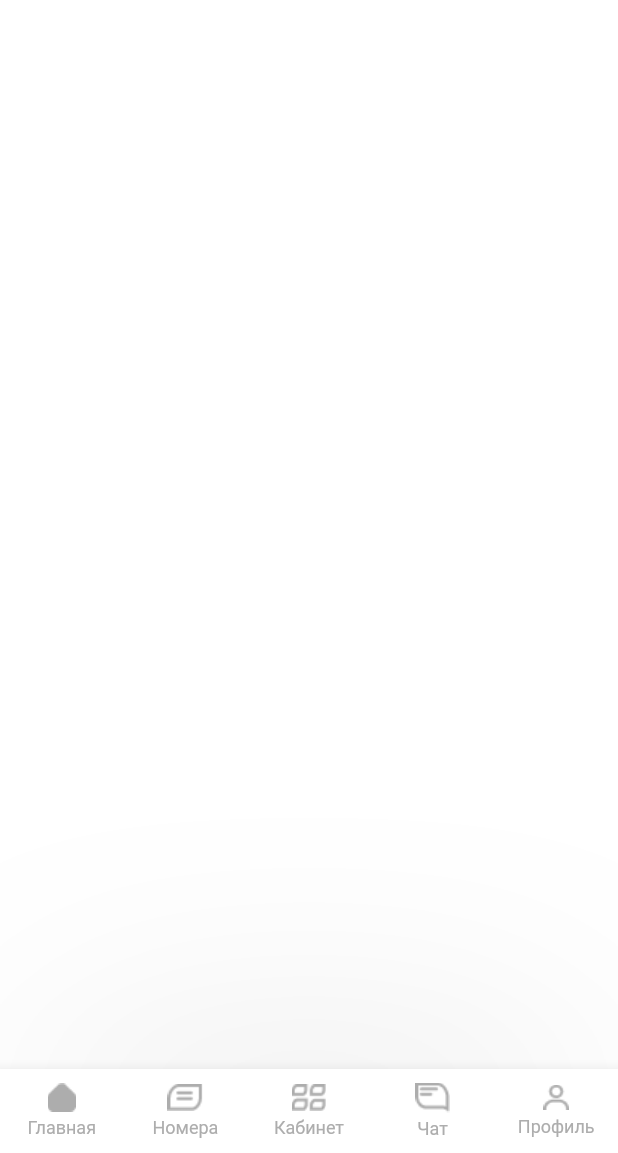
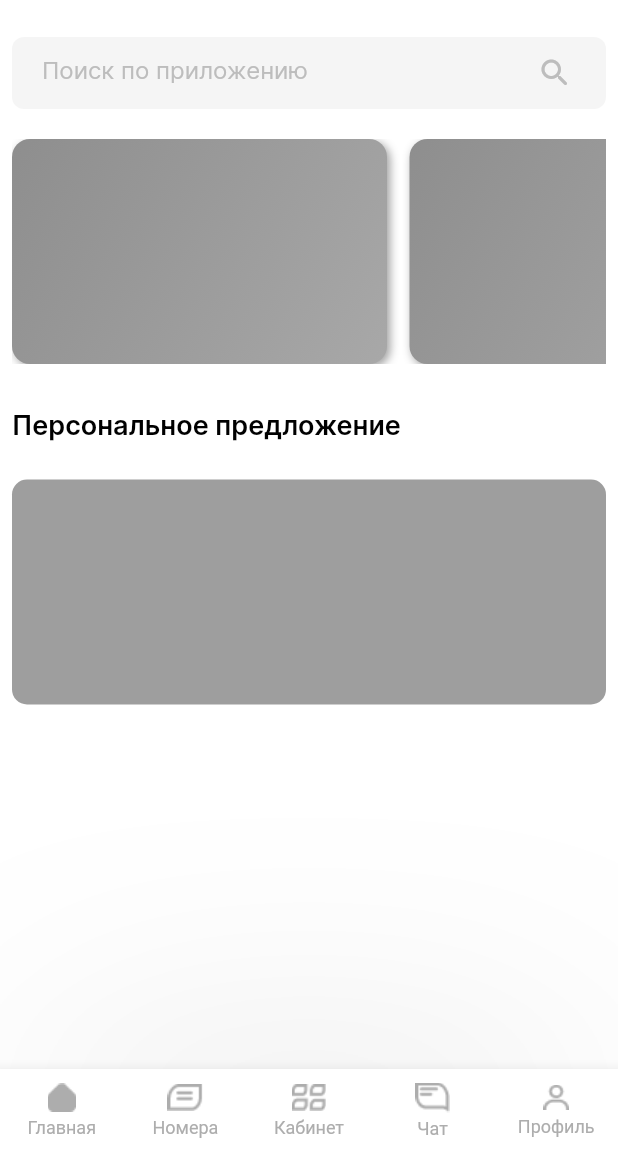
Before and after one commit to NM4ik/hotel_app, a Flutter app: the HomeScreen screen opened directly, on a phone screen of 412 x 824 dp, the part 83-1236 px from its top. Run offline on Flutter 3.47's test engine with Material 2 defaults, Android fonts, the phone set to English and light mode, and no system bars; drawn by our look-alikes of flutter_neumorphic; our stand-ins replace smooth_page_indicator.

Commit message:
MainScreen update

```diff
--- a/lib/feature/pages/main_screen.dart
+++ b/lib/feature/pages/main_screen.dart
@@ -1,18 +1,99 @@
 import 'package:flutter/material.dart';
-
+import 'package:flutter_neumorphic/flutter_neumorphic.dart';
+import 'package:smooth_page_indicator/smooth_page_indicator.dart';
 
 class MainScreen extends StatelessWidget {
-  const MainScreen({Key? key}) : super(key: key);
+  MainScreen({Key? key}) : super(key: key);
+  PageController cardController = PageController();
 
   @override
   Widget build(BuildContext context) {
     return SafeArea(
       child: Center(
-        child: Column(
-          children: [
-            SizedBox(height: 30,), /// UPDATE TO SPACER OR FLEX OR SOMETHING
-            Text('ASIA HOTEL', style: Theme.of(context).textTheme.headline1),
-           ],
+        child: Padding(
+          padding: EdgeInsets.symmetric(horizontal: 8.0),
+          child: Column(
+            children: [
+              const SizedBox(
+                height: 30,
+              ),
+
+              /// UPDATE TO SPACER OR FLEX OR SOMETHING
+              Text('ASIA HOTEL', style: Theme.of(context).textTheme.headline1),
+
+              const SizedBox(
+                height: 25,
+              ),
+
+              Container(
+                decoration: BoxDecoration(color: const Color(0xFFF5F5F5), borderRadius: BorderRadius.circular(8)),
+                child: const Padding(
+                  padding: EdgeInsets.only(left: 20.0, right: 10.0),
+                  child: TextField(
+                    decoration: InputDecoration(
+                        border: InputBorder.none,
+                        focusedBorder: InputBorder.none,
+                        enabledBorder: InputBorder.none,
+                        errorBorder: InputBorder.none,
+                        disabledBorder: InputBorder.none,
+                        hintText: "Поиск по приложению",
+                        hintStyle: TextStyle(color: Color(0xFFBDBDBD), fontFamily: 'Inter', fontSize: 16, fontWeight: FontWeight.w400),
+                        suffixIcon: Icon(
+                          Icons.search_rounded,
+                          color: Color(0xFFBDBDBD),
+                        )),
+                  ),
+                ),
+              ),
+
+              Padding(
+                padding: const EdgeInsets.only(top: 20, bottom: 30),
+                child: Container(
+                  height: 150,
+                  child: ListView.separated(
+                    controller: cardController,
+                    itemCount: 2,
+                    scrollDirection: Axis.horizontal,
+                    separatorBuilder: (context, index) {
+                      return SizedBox(
+                        width: 15,
+                      );
+                    },
+                    itemBuilder: (BuildContext context, int index) => Neumorphic(
+                        style: NeumorphicStyle(
+                            shape: NeumorphicShape.concave,
+                            boxShape: NeumorphicBoxShape.roundRect(BorderRadius.circular(12)),
+                            depth: 4,
+                            lightSource: LightSource.topLeft,
+                            color: Colors.grey),
+                        child: Container(
+                          width: 250,
+                        )),
+                  ),
+                ),
+              ),
+
+              Align(
+                child: Text(
+                  "Персональное предложение",
+                  style: Theme.of(context).textTheme.headline3,
+                ),
+                alignment: Alignment.centerLeft,
+              ),
+
+              Padding(
+                padding: const EdgeInsets.only(top: 25.0, bottom: 5),
+                child: Container(
+                  width: double.infinity,
+                  height: 150,
+                  decoration: BoxDecoration(
+                    color: Colors.grey,
+                    borderRadius: BorderRadius.circular(10),
+                  ),
+                ),
+              )
+            ],
+          ),
         ),
       ),
     );
```
Also changed, not shown: pubspec.yaml (+7 -0 lines), pubspec.lock.
